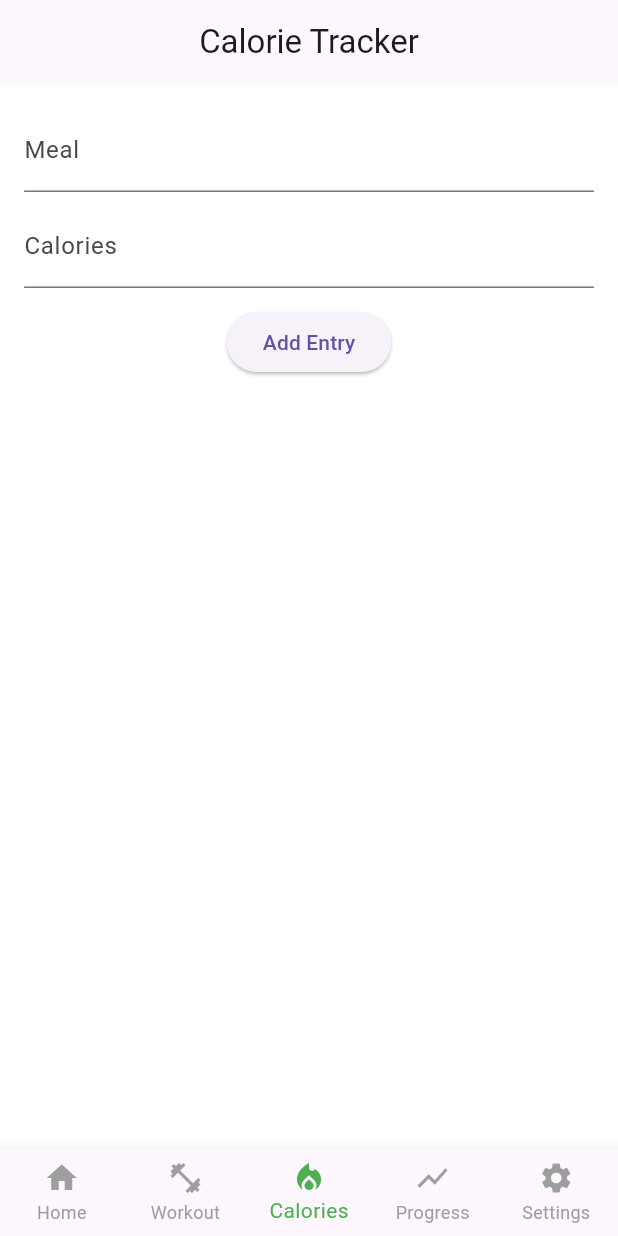
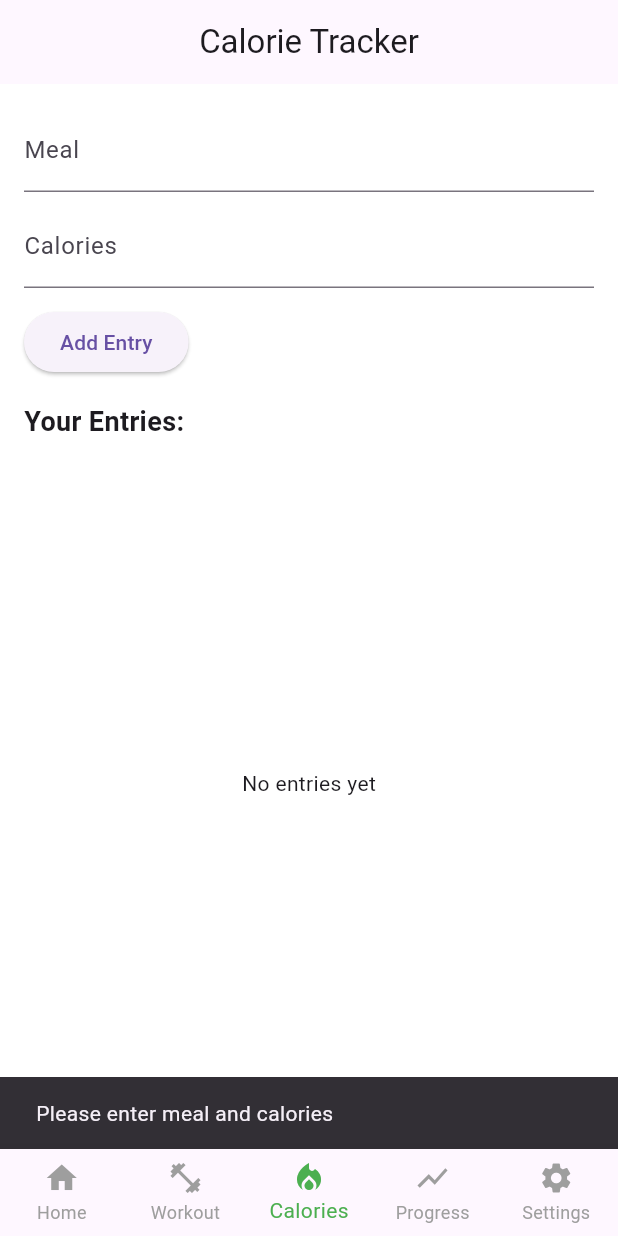
Before and after one commit to 002891677/Group_Project1, a Flutter app: the screen it shows after launch, item 3 of the bottom bar chosen, after a tap on "Add Entry", on a phone screen of 412 x 824 dp. Run offline on Flutter 3.47's test engine with Material 3 defaults, Android fonts, the phone set to English and light mode, and no system bars.

Commit message:
feat(calorie): implement addEntry logic and dynamic list display

```diff
--- a/lib/screens/calorie_tracker.dart
+++ b/lib/screens/calorie_tracker.dart
@@ -1,4 +1,5 @@
 import 'package:flutter/material.dart';
+import '../models/calorie_entry.dart';
 
 class CalorieTrackerScreen extends StatefulWidget {
   const CalorieTrackerScreen({super.key});
@@ -10,9 +11,25 @@ class CalorieTrackerScreen extends StatefulWidget {
 class _CalorieTrackerScreenState extends State<CalorieTrackerScreen> {
   final _mealCtrl = TextEditingController();
   final _calCtrl = TextEditingController();
+  final List<CalorieEntry> _entries = [];
 
   void _addEntry() {
-    // Functionality will be added later
+    final meal = _mealCtrl.text.trim();
+    final cals = int.tryParse(_calCtrl.text.trim());
+    if (meal.isEmpty || cals == null) {
+      ScaffoldMessenger.of(context).showSnackBar(
+        const SnackBar(content: Text('Please enter meal and calories')),
+      );
+      return;
+    }
+
+    setState(() {
+      _entries
+          .add(CalorieEntry(meal: meal, calories: cals, date: DateTime.now()));
+    });
+
+    _mealCtrl.clear();
+    _calCtrl.clear();
   }
 
   @override
@@ -22,6 +39,7 @@ class _CalorieTrackerScreenState extends State<CalorieTrackerScreen> {
       body: Padding(
         padding: const EdgeInsets.all(16),
         child: Column(
+          crossAxisAlignment: CrossAxisAlignment.start,
           children: [
             TextField(
               controller: _mealCtrl,
@@ -38,6 +56,30 @@ class _CalorieTrackerScreenState extends State<CalorieTrackerScreen> {
               onPressed: _addEntry,
               child: const Text('Add Entry'),
             ),
+            const SizedBox(height: 16),
+            const Text(
+              'Your Entries:',
+              style: TextStyle(fontSize: 18, fontWeight: FontWeight.bold),
+            ),
+            Expanded(
+              child: _entries.isEmpty
+                  ? const Center(child: Text('No entries yet'))
+                  : ListView.builder(
+                      itemCount: _entries.length,
+                      itemBuilder: (context, i) {
+                        final e = _entries[i];
+                        return Card(
+                          elevation: 3,
+                          margin: const EdgeInsets.symmetric(vertical: 6),
+                          child: ListTile(
+                            title: Text('${e.meal} – ${e.calories} cal'),
+                            subtitle: Text(
+                                'Added: ${e.date.toLocal().toString().split(".").first}'),
+                          ),
+                        );
+                      },
+                    ),
+            ),
           ],
         ),
       ),
```
